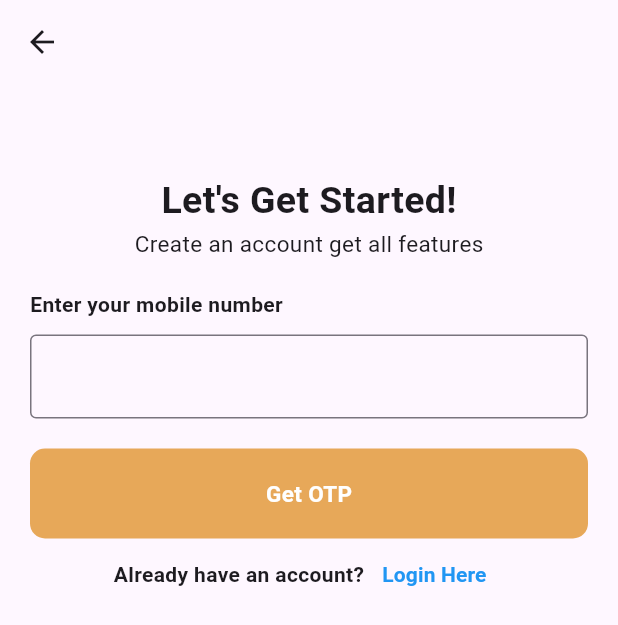
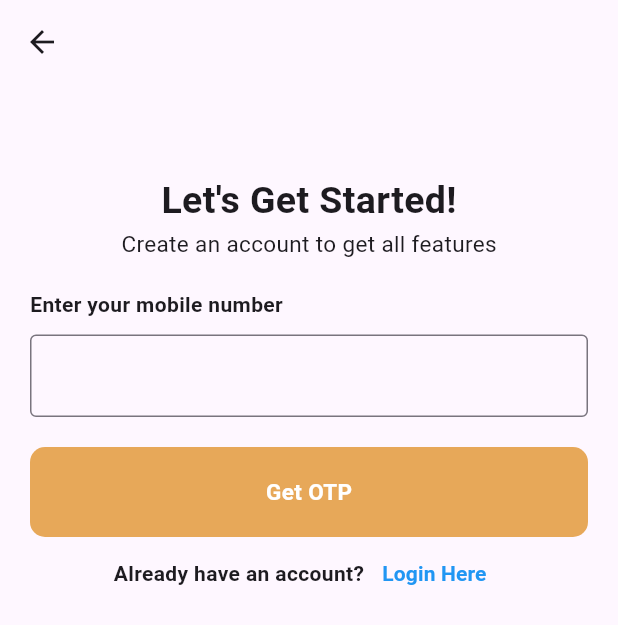
Before and after one commit to Rahulrajagopalan/fellobell, a Flutter app: the screen it shows after launch, after a tap on "REGISTER", on a phone screen of 412 x 824 dp. Shown: the top 625 px of the screen. Run offline on Flutter 3.47's test engine with Material 3 defaults, Android fonts, the phone set to English and light mode, and no system bars; our stand-ins replace dio, get, pinput; network calls fail.

Commit message:
controller added

```diff
--- a/analysis_options.yaml
+++ b/analysis_options.yaml
@@ -7,6 +7,9 @@
 
 # The following line activates a set of recommended lints for Flutter apps,
 # packages, and plugins designed to encourage good coding practices.
+analyzer:
+  errors:
+    must_be_immutable: ignore
 include: package:flutter_lints/flutter.yaml
 
 linter:
--- a/lib/core/constants.dart
+++ b/lib/core/constants.dart
@@ -1,27 +1,31 @@
-import 'package:flutter/widgets.dart';
+import 'package:flutter/material.dart';
 
-const EdgeInsets horizon20 =
+class Constants {
+  static EdgeInsets horizon20 =
       EdgeInsets.symmetric(vertical: 60.0, horizontal: 20.0);
-const EdgeInsets horizon10 =
-    EdgeInsets.symmetric(horizontal: 10.0);
-const TextStyle customHeading =
+  static EdgeInsets horizon10 = EdgeInsets.symmetric(horizontal: 10.0);
+  static TextStyle customHeading =
       TextStyle(fontSize: 25, fontWeight: FontWeight.bold);
-const TextStyle customDescription =
-    TextStyle(fontSize: 15);
-const TextStyle customSubHeading = TextStyle(fontWeight: FontWeight.bold);
-const SizedBox h20 = SizedBox(
+  static TextStyle customDescription = TextStyle(fontSize: 15);
+  static TextStyle customSubHeading = TextStyle(fontWeight: FontWeight.bold);
+  static SizedBox h20 = SizedBox(
     height: 20,
   );
-const SizedBox h10 = SizedBox(
+  static SizedBox h10 = SizedBox(
     height: 10,
   );
-Container appImage = Container(
+  static Container appImage = Container(
     height: 250,
     width: 300,
     decoration: const BoxDecoration(
         image: DecorationImage(image: AssetImage("assets/images/images.jpg"))),
   );
 
-const Text introDialogue = Text(
+  static Text introDialogue = Text(
       textAlign: TextAlign.center,
       "Lorem Ipsum has been the industry's standard dummy text ever since the 1500s, when an unknown printer took a galley of type and scrambled it to");
+
+// Additional theme colors
+  static Color primaryColor = Colors.blue;
+  static Color accentColor = Colors.orange;
+}
--- a/lib/domain/core/di/dependancy.dart
+++ b/lib/domain/core/di/dependancy.dart
@@ -1,18 +1,18 @@
 import 'package:dio/dio.dart';
 import 'package:fello_bell_project/core/utility.dart';
 import 'package:fello_bell_project/infrastructure/services/api_service.dart';
+import 'package:fello_bell_project/presentation/controller/login_controller.dart';
+import 'package:fello_bell_project/presentation/controller/otp_controller.dart';
+import 'package:fello_bell_project/presentation/controller/register_controller.dart';
 import 'package:get/get.dart';
-import 'package:get_it/get_it.dart';
 
 class Dependancy {
   static init() {
-    Get.lazyPut(() => ApiService());
-    Get.lazyPut(() => Utility());
+    Get.lazyPut<Dio>(() => Dio());
+    Get.lazyPut<ApiService>(() => ApiService());
+    Get.lazyPut<Utility>(() => Utility());
+    Get.lazyPut<LoginController>(() => LoginController());
+    Get.lazyPut<RegisterController>(() => RegisterController());
+    Get.lazyPut<OtpController>(() => OtpController());
   }
 }
-
-final sl = GetIt.instance;
-
-void setupLocator() {
-  sl.registerLazySingleton<Dio>(() => Dio());
-}
--- a/lib/infrastructure/navigation/navigation.dart
+++ b/lib/infrastructure/navigation/navigation.dart
@@ -1,14 +1,33 @@
+import 'package:fello_bell_project/presentation/controller/login_controller.dart';
+import 'package:fello_bell_project/presentation/controller/otp_controller.dart';
+import 'package:fello_bell_project/presentation/controller/register_controller.dart';
 import 'package:fello_bell_project/presentation/screens/intro_screen.dart';
 import 'package:fello_bell_project/presentation/screens/login_screen.dart';
 import 'package:fello_bell_project/presentation/screens/otp_screen.dart';
 import 'package:fello_bell_project/presentation/screens/register_screen.dart';
 import 'package:get/get.dart';
 
-class Nav {
+class Navigation {
   static List<GetPage> routes = [
     GetPage(name: "/", page: () => const IntroScreen()),
-    GetPage(name: "/otpScreen", page: () => const OtpScreen()),
-    GetPage(name: "/register", page: () => const RegisterScreen()),
-    GetPage(name: "/login", page: () => const LoginScreen()),
+    GetPage(
+        name: "/otpScreen",
+        page: () => const OtpScreen(),
+        binding: BindingsBuilder(() {
+          Get.lazyPut<OtpController>(() => OtpController());
+        })),
+    GetPage(
+        name: "/register",
+        page: () => const RegisterScreen(),
+        binding: BindingsBuilder(() {
+          Get.lazyPut<RegisterController>(() => RegisterController());
+        })),
+    GetPage(
+      name: "/login",
+      page: () => const LoginScreen(),
+      binding: BindingsBuilder(() {
+        Get.lazyPut<LoginController>(() => LoginController());
+      }),
+    ),
   ];
 }
--- a/lib/main.dart
+++ b/lib/main.dart
@@ -1,11 +1,11 @@
 import 'package:fello_bell_project/domain/core/di/dependancy.dart';
 import 'package:fello_bell_project/infrastructure/navigation/navigation.dart';
+import 'package:fello_bell_project/presentation/controller/theme_controller.dart';
 import 'package:flutter/material.dart';
 import 'package:get/get.dart';
 
 void main() {
   Dependancy.init();
-  setupLocator();
   runApp(const MyApp());
 }
 
@@ -16,7 +16,9 @@ class MyApp extends StatelessWidget {
   Widget build(BuildContext context) {
     return GetMaterialApp(
       initialRoute: "/",
-      getPages: Nav.routes,
+      theme: ThemeController().lightTheme,
+      darkTheme: ThemeController().darkTheme,
+      getPages: Navigation.routes,
       debugShowCheckedModeBanner: false,
       title: 'Fellobell',
     );
--- /dev/null
+++ b/lib/presentation/controller/login_controller.dart
@@ -0,0 +1,25 @@
+import 'package:fello_bell_project/core/utility.dart';
+import 'package:flutter/material.dart';
+import 'package:get/get.dart';
+
+class LoginController extends GetxController {
+  final formKey = GlobalKey<FormState>();
+  final phoneController = TextEditingController();
+
+  final Utility utils = Get.find<Utility>();
+
+  // Method to handle button click
+  void onGetOtpPressed() {
+    if (formKey.currentState!.validate()) {
+      utils.buttonCall(phoneController.text);
+      phoneController.clear();
+    }
+  }
+
+  @override
+  void onClose() {
+    // Dispose controllers to free up memory
+    phoneController.dispose();
+    super.onClose();
+  }
+}
--- /dev/null
+++ b/lib/presentation/controller/otp_controller.dart
@@ -0,0 +1,29 @@
+import 'package:fello_bell_project/core/utility.dart';
+import 'package:fello_bell_project/infrastructure/services/api_service.dart';
+import 'package:flutter/material.dart';
+import 'package:get/get.dart';
+
+class OtpController extends GetxController {
+  final phoneNumber = Get.arguments ?? 'No Number';
+  final otpController = TextEditingController();
+  final apiService = Get.find<ApiService>();
+  final utils = Get.find<Utility>();
+
+  @override
+  void onInit() {
+    super.onInit();
+    utils.startTimer();
+  }
+
+  // Method to verify OTP
+  void verifyOtp() {
+    utils.otpVerify(phoneNumber, otpController.text);
+    otpController.clear();
+  }
+
+  @override
+  void onClose() {
+    otpController.dispose();
+    super.onClose();
+  }
+}
--- /dev/null
+++ b/lib/presentation/controller/register_controller.dart
@@ -0,0 +1,23 @@
+import 'package:fello_bell_project/core/utility.dart';
+import 'package:flutter/material.dart';
+import 'package:get/get.dart';
+
+class RegisterController extends GetxController {
+  final formKey = GlobalKey<FormState>();
+  final phoneController = TextEditingController();
+  final Utility utils = Get.find<Utility>();
+
+  // Method for handling the OTP request
+  void onGetOtpPressed() {
+    if (formKey.currentState!.validate()) {
+      utils.buttonCall(phoneController.text);
+      phoneController.clear();
+    }
+  }
+
+  @override
+  void onClose() {
+    phoneController.dispose();
+    super.onClose();
+  }
+}
--- /dev/null
+++ b/lib/presentation/controller/theme_controller.dart
@@ -0,0 +1,32 @@
+import 'package:fello_bell_project/core/constants.dart';
+import 'package:flutter/material.dart';
+import 'package:get/get.dart';
+
+class ThemeController{
+  // Observable variable for theme
+  var isDarkMode = false;
+
+  // Toggle between light and dark mode
+  void toggleTheme() {
+    isDarkMode = !isDarkMode;
+    Get.changeTheme(isDarkMode ? ThemeData.dark() : ThemeData.light());
+  }
+
+  ThemeData get lightTheme => ThemeData(
+    primaryColor: Constants.primaryColor,
+    hintColor: Constants.accentColor,
+    textTheme: TextTheme(
+      displayLarge: Constants.customHeading,
+      bodyLarge: Constants.customDescription,
+    ),
+  );
+
+  ThemeData get darkTheme => ThemeData(
+    primaryColor: Colors.grey[900],
+    hintColor: Colors.orange[300],
+    textTheme: TextTheme(
+      displayLarge: Constants.customHeading.copyWith(color: Colors.white),
+      bodyLarge: Constants.customDescription.copyWith(color: Colors.grey[200]),
+    ),
+  );
+}
--- a/lib/presentation/custom_widgets/resend_otp_text.dart
+++ b/lib/presentation/custom_widgets/resend_otp_text.dart
@@ -27,9 +27,9 @@ class ResendOtpText extends StatelessWidget {
       child: Obx(() => Row(
             mainAxisAlignment: MainAxisAlignment.center,
             children: [
-              const Text(
+               Text(
                 "Didn't recieve an OTP? ",
-                style: customSubHeading,
+                style: Constants.customSubHeading,
               ),
               Text(
                 "Resend in ${utils.start.value} sec",
--- a/lib/presentation/screens/intro_screen.dart
+++ b/lib/presentation/screens/intro_screen.dart
@@ -1,4 +1,5 @@
 import 'package:fello_bell_project/core/constants.dart';
+import 'package:fello_bell_project/presentation/controller/theme_controller.dart';
 import 'package:fello_bell_project/presentation/custom_widgets/custom_buttons.dart';
 import 'package:flutter/material.dart';
 import 'package:get/get.dart';
@@ -9,29 +10,36 @@ class IntroScreen extends StatelessWidget {
   @override
   Widget build(BuildContext context) {
     return Scaffold(
+      appBar: AppBar(
+        actions: [
+          IconButton(onPressed: () {
+            Get.changeThemeMode(Get.isDarkMode? ThemeMode.light: ThemeMode.dark);
+          }, icon: Icon(Icons.sunny))
+        ],
+      ),
       body: Padding(
-        padding: horizon10,
+        padding: Constants.horizon10,
         child: Column(
           mainAxisAlignment: MainAxisAlignment.center,
           children: [
-            appImage,
-            h20,
-            const Text(
+            Constants.appImage,
+            Constants.h20,
+            Text(
               "Welcome to Fellobell",
-              style: customHeading,
+              style: Constants.customHeading,
             ),
             const SizedBox(
               height: 20,
             ),
-            introDialogue,
+            Constants.introDialogue,
             Padding(
-              padding: horizon20,
+              padding: Constants.horizon20,
               child: Column(
                 children: [
                   CustomButton(
                       buttonText: "LOGIN",
                       buttonFunction: () => Get.toNamed('/login')),
-                  h20,
+                  Constants.h20,
                   CustomButton(
                       buttonText: "REGISTER",
                       buttonFunction: () => Get.toNamed('/register')),
--- a/lib/presentation/screens/register_screen.dart
+++ b/lib/presentation/screens/register_screen.dart
@@ -1,58 +1,59 @@
 import 'package:fello_bell_project/core/constants.dart';
-import 'package:fello_bell_project/core/utility.dart';
+import 'package:fello_bell_project/presentation/controller/register_controller.dart';
 import 'package:fello_bell_project/presentation/custom_widgets/custom_buttons.dart';
 import 'package:fello_bell_project/presentation/custom_widgets/custom_textfield.dart';
 import 'package:flutter/material.dart';
 import 'package:get/get.dart';
 
-class RegisterScreen extends StatelessWidget {
+class RegisterScreen extends GetView<RegisterController> {
   const RegisterScreen({super.key});
 
   @override
   Widget build(BuildContext context) {
-    TextEditingController phoneController = TextEditingController();
-    var utils = Get.find<Utility>();
-    final formKey = GlobalKey<FormState>();
     return Scaffold(
       appBar: AppBar(),
       body: Padding(
-        padding: horizon20,
+        padding: Constants.horizon20,
         child: Form(
-          key: formKey,
+          key: controller.formKey,
           child: Column(
             mainAxisAlignment: MainAxisAlignment.start,
             children: [
-              const Text(
+              Text(
                 "Let's Get Started!",
-                style: customHeading,
+                style: Constants.customHeading,
               ),
-              const Text(
-                "Create an account get all features", style: customDescription,
+              Text(
+                "Create an account to get all features",
+                style: Constants.customDescription,
               ),
-              h20,
-              const Row(
+              Constants.h20,
+              Row(
                 children: [
                   Text(
                     "Enter your mobile number",
-                    style: customSubHeading,
+                    style: Constants.customSubHeading,
                   ),
                 ],
               ),
-              h10,
-              CustomTextfield(textController: phoneController),
-              h20,
+              Constants.h10,
+              CustomTextfield(textController: controller.phoneController),
+              Constants.h20,
               CustomButton(
-                  buttonText: "Get OTP",
-                  buttonFunction: () {
-                    if (formKey.currentState!.validate()) {
-                      utils.buttonCall(phoneController.text);
-                    }
-                  }),
+                buttonText: "Get OTP",
+                buttonFunction: controller.onGetOtpPressed,
+              ),
               Row(
                 mainAxisAlignment: MainAxisAlignment.center,
                 children: [
-                  const Text("Already have an account?", style: customSubHeading,),
-                  CustomTextButton(routeName: '/login', routeText: "Login Here")
+                  Text(
+                    "Already have an account?",
+                    style: Constants.customSubHeading,
+                  ),
+                  CustomTextButton(
+                    routeName: '/login',
+                    routeText: "Login Here",
+                  ),
                 ],
               ),
             ],
--- a/pubspec.yaml
+++ b/pubspec.yaml
@@ -36,7 +36,6 @@ dependencies:
   # Use with the CupertinoIcons class for iOS style icons.
   cupertino_icons: ^1.0.8
   get: ^4.6.6
-  get_it: ^8.0.2
   dio: ^5.7.0
   pinput: ^5.0.0
 
```
Also changed, not shown: lib/core/utility.dart (+14 -2 lines), lib/infrastructure/services/api_service.dart (+4 -5 lines), lib/presentation/screens/delete.dart (deleted, +0 -117 lines), lib/presentation/screens/login_screen.dart (+23 -25 lines), lib/presentation/screens/otp_screen.dart (+17 -37 lines), pubspec.lock. Lines whose indentation alone changed are shown as unchanged.
